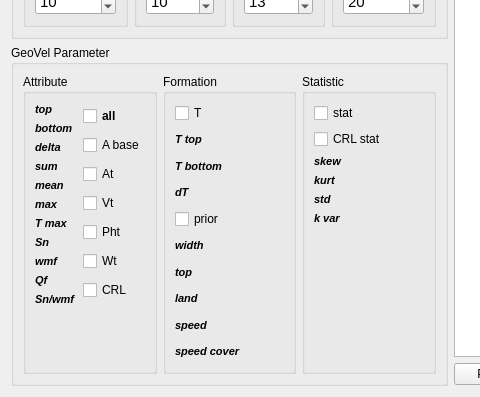
Qt form qt/random_param.ui (idergunoff/geovel_1.0) before a commit; both pictures show x 0 to 480 and y 311 to 708 of the 804 by 708 pixel window.
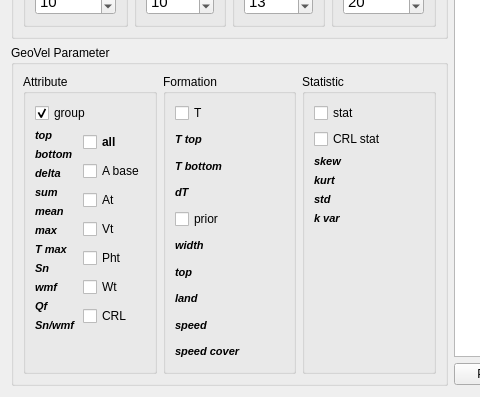
The same form after that commit.

Commit message: random param - add not group attr param

```diff
--- a/qt/random_param.ui
+++ b/qt/random_param.ui
@@ -371,7 +371,7 @@
              <string>Attribute</string>
             </property>
             <layout class="QGridLayout" name="gridLayout_16">
-             <item row="0" column="0">
+             <item row="1" column="0">
               <layout class="QGridLayout" name="gridLayout_15">
                <item row="0" column="0">
                 <layout class="QGridLayout" name="gridLayout_13">
@@ -603,7 +603,7 @@
                </item>
               </layout>
              </item>
-             <item row="1" column="0">
+             <item row="2" column="0">
               <spacer name="verticalSpacer_2">
                <property name="orientation">
                 <enum>Qt::Vertical</enum>
@@ -616,6 +616,16 @@
                </property>
               </spacer>
              </item>
+             <item row="0" column="0">
+              <widget class="QCheckBox" name="checkBox_group">
+               <property name="text">
+                <string>group</string>
+               </property>
+               <property name="checked">
+                <bool>true</bool>
+               </property>
+              </widget>
+             </item>
             </layout>
            </widget>
           </item>
```
The commit also changes 2 other files.
